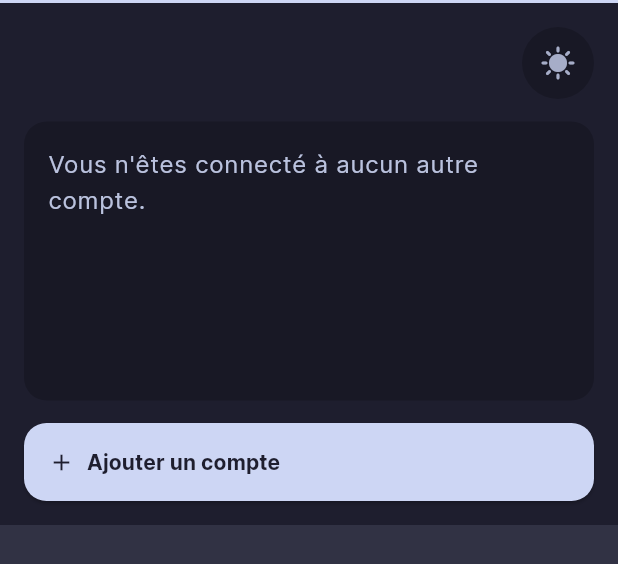
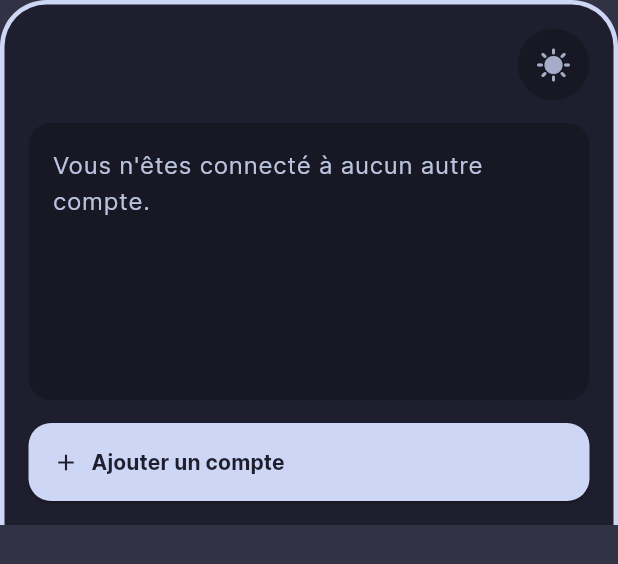
Before and after one commit to DELTSV/hollybike, a Flutter app: the ProfileModal widget shown alone on an empty page, opened directly, on a phone screen of 412 x 824 dp. Shown: the top 564 px of the screen. Run offline on Flutter 3.47's test engine with Material 3 defaults, Android fonts, the phone set to English and light mode, and no system bars; our stand-ins replace auto_route, bloc, flutter_bloc, shared_preferences; accounts and stored records are empty.

Commit message:
Fixing modal style

```diff
--- a/packages/app/lib/profile/widgets/profile_modal.dart
+++ b/packages/app/lib/profile/widgets/profile_modal.dart
@@ -8,14 +8,22 @@ class ProfileModal extends StatelessWidget {
 
   @override
   Widget build(BuildContext context) {
+    final border = BorderSide(
+      width: 3,
+      color: Theme.of(context).colorScheme.onPrimary,
+    );
+
     return Container(
       decoration: BoxDecoration(
         color: Theme.of(context).colorScheme.primary,
         border: Border(
-          top: BorderSide(
-            width: 2,
-            color: Theme.of(context).colorScheme.onPrimary,
-          ),
+          top: border,
+          left: border,
+          right: border,
+        ),
+        borderRadius: const BorderRadius.only(
+          topLeft: Radius.circular(31),
+          topRight: Radius.circular(31),
         ),
       ),
       padding: const EdgeInsets.all(16),
```
